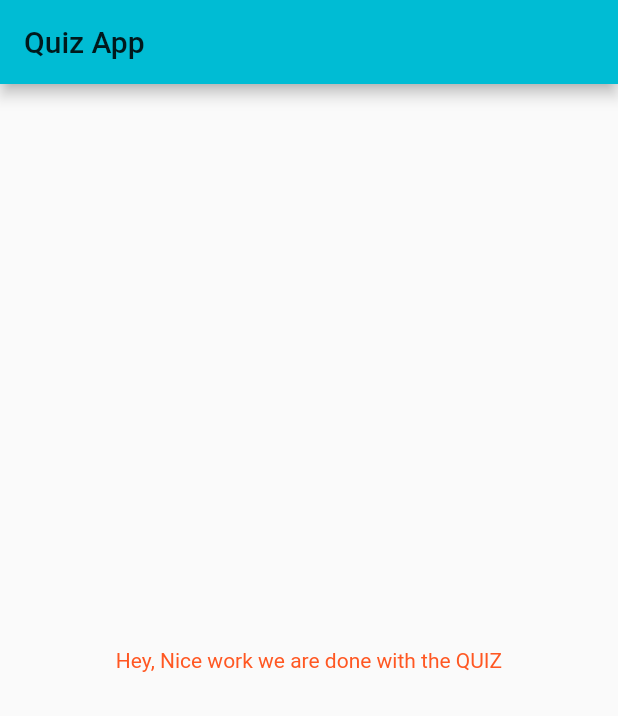
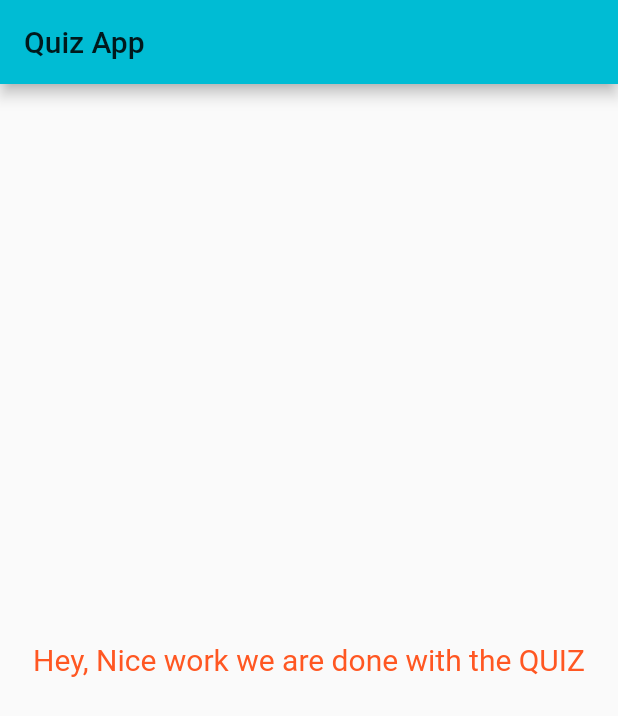
Before and after one commit to tarunsunny3/Flutter-Quiz-App, a Flutter app: the screen it shows after launch, after a tap on "Tarun", after a tap on "Blue", after a tap on "Dog", on a phone screen of 412 x 824 dp. Shown: the top 716 px of the screen. Run offline on Flutter 3.47's test engine with Material 2 defaults, Android fonts, the phone set to English and light mode, and no system bars.

```diff
--- a/lib/main.dart
+++ b/lib/main.dart
@@ -61,7 +61,7 @@ class _MyAppState extends State<MyApp> {
         body: _curr < questions.length
             ? Quiz(questions, _curr, _checkAnswer)
             : Center(
-                child: Text("Hey, Nice work we are done with the QUIZ", style: TextStyle(color: Colors.deepOrange)),
+                child: Text("Hey, Nice work we are done with the QUIZ", style: TextStyle(color: Colors.deepOrange, fontSize: 20)),
               ),
       ),
     );
```
Also changed, not shown: 1 other file.
